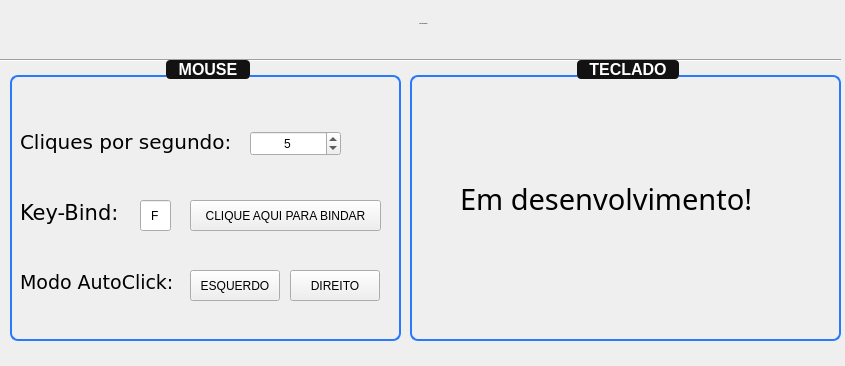
Before: the Qt Designer form ui/window.ui in mtzdev/auto-clicker, drawn with Qt 5.
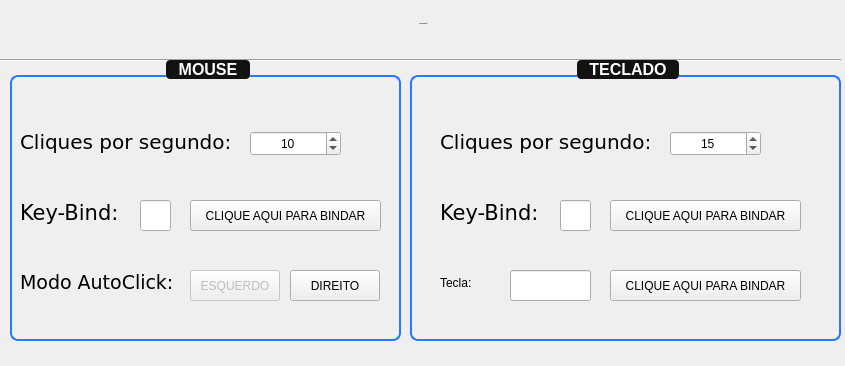
After: the same form once the commit is applied.

Commit message: +Implementado UI do groupbox "Teclado"

```diff
--- a/ui/window.ui
+++ b/ui/window.ui
@@ -228,13 +228,13 @@
       <number>1</number>
      </property>
      <property name="maximum">
-      <number>1000</number>
+      <number>100</number>
      </property>
      <property name="stepType">
       <enum>QAbstractSpinBox::StepType::DefaultStepType</enum>
      </property>
      <property name="value">
-      <number>5</number>
+      <number>10</number>
      </property>
      <property name="displayIntegerBase">
       <number>10</number>
@@ -284,7 +284,7 @@
       <string notr="true">font: 15pt &quot;Verdana&quot;;</string>
      </property>
      <property name="text">
-      <string>F</string>
+      <string/>
      </property>
      <property name="maxLength">
       <number>1</number>
@@ -300,6 +300,9 @@
      </property>
     </widget>
     <widget class="QPushButton" name="leftModeButton">
+     <property name="enabled">
+      <bool>false</bool>
+     </property>
      <property name="geometry">
       <rect>
        <x>180</x>
@@ -400,34 +403,226 @@
     <property name="alignment">
      <set>Qt::AlignmentFlag::AlignCenter</set>
     </property>
-    <widget class="QLabel" name="todo_keyboard_label">
+    <widget class="QSpinBox" name="cpsKBSpin">
      <property name="geometry">
       <rect>
-       <x>50</x>
-       <y>120</y>
-       <width>296</width>
-       <height>38</height>
+       <x>260</x>
+       <y>71</y>
+       <width>91</width>
+       <height>25</height>
       </rect>
      </property>
-     <property name="maximumSize">
-      <size>
-       <width>296</width>
-       <height>38</height>
-      </size>
+     <property name="cursor">
+      <cursorShape>ArrowCursor</cursorShape>
      </property>
+     <property name="contextMenuPolicy">
+      <enum>Qt::ContextMenuPolicy::NoContextMenu</enum>
+     </property>
+     <property name="styleSheet">
+      <string notr="true">font: 12pt &quot;Verdana&quot;;</string>
+     </property>
+     <property name="alignment">
+      <set>Qt::AlignmentFlag::AlignCenter</set>
+     </property>
+     <property name="accelerated">
+      <bool>true</bool>
+     </property>
+     <property name="minimum">
+      <number>1</number>
+     </property>
+     <property name="maximum">
+      <number>100</number>
+     </property>
+     <property name="stepType">
+      <enum>QAbstractSpinBox::StepType::DefaultStepType</enum>
+     </property>
+     <property name="value">
+      <number>15</number>
+     </property>
+     <property name="displayIntegerBase">
+      <number>10</number>
+     </property>
+    </widget>
+    <widget class="QLabel" name="cpsKBLabel">
+     <property name="geometry">
+      <rect>
+       <x>30</x>
+       <y>70</y>
+       <width>225</width>
+       <height>23</height>
+      </rect>
+     </property>
      <property name="font">
       <font>
-       <family>Segoe UI 13</family>
-       <pointsize>22</pointsize>
+       <family>Verdana</family>
+       <pointsize>15</pointsize>
        <italic>false</italic>
        <bold>false</bold>
       </font>
      </property>
      <property name="styleSheet">
-      <string notr="true">font: 22pt &quot;Segoe UI&quot; bold;</string>
+      <string notr="true">font: 15pt &quot;Verdana&quot;;</string>
      </property>
      <property name="text">
-      <string>Em desenvolvimento!</string>
+      <string>Cliques por segundo:</string>
+     </property>
+    </widget>
+    <widget class="QPushButton" name="bindKBButton">
+     <property name="geometry">
+      <rect>
+       <x>200</x>
+       <y>140</y>
+       <width>191</width>
+       <height>31</height>
+      </rect>
+     </property>
+     <property name="cursor">
+      <cursorShape>PointingHandCursor</cursorShape>
+     </property>
+     <property name="contextMenuPolicy">
+      <enum>Qt::ContextMenuPolicy::NoContextMenu</enum>
+     </property>
+     <property name="styleSheet">
+      <string notr="true">font: 10pt &quot;Verdana&quot;;</string>
+     </property>
+     <property name="text">
+      <string>CLIQUE AQUI PARA BINDAR</string>
+     </property>
+    </widget>
+    <widget class="QLabel" name="keybindKBLabel">
+     <property name="geometry">
+      <rect>
+       <x>30</x>
+       <y>140</y>
+       <width>105</width>
+       <height>25</height>
+      </rect>
+     </property>
+     <property name="font">
+      <font>
+       <family>Verdana</family>
+       <pointsize>16</pointsize>
+       <italic>false</italic>
+       <bold>false</bold>
+      </font>
+     </property>
+     <property name="styleSheet">
+      <string notr="true">font: 16pt &quot;Verdana&quot;;</string>
+     </property>
+     <property name="text">
+      <string>Key-Bind:</string>
+     </property>
+    </widget>
+    <widget class="QLineEdit" name="bindKBLineEdit">
+     <property name="geometry">
+      <rect>
+       <x>150</x>
+       <y>140</y>
+       <width>31</width>
+       <height>31</height>
+      </rect>
+     </property>
+     <property name="cursor">
+      <cursorShape>ArrowCursor</cursorShape>
+     </property>
+     <property name="contextMenuPolicy">
+      <enum>Qt::ContextMenuPolicy::NoContextMenu</enum>
+     </property>
+     <property name="acceptDrops">
+      <bool>false</bool>
+     </property>
+     <property name="styleSheet">
+      <string notr="true">font: 15pt &quot;Verdana&quot;;</string>
+     </property>
+     <property name="text">
+      <string/>
+     </property>
+     <property name="maxLength">
+      <number>1</number>
+     </property>
+     <property name="frame">
+      <bool>true</bool>
+     </property>
+     <property name="alignment">
+      <set>Qt::AlignmentFlag::AlignCenter</set>
+     </property>
+     <property name="readOnly">
+      <bool>true</bool>
+     </property>
+    </widget>
+    <widget class="QLabel" name="modeKBLabel">
+     <property name="geometry">
+      <rect>
+       <x>30</x>
+       <y>210</y>
+       <width>64</width>
+       <height>25</height>
+      </rect>
+     </property>
+     <property name="styleSheet">
+      <string notr="true">font: 16pt &quot;Verdana&quot;;</string>
+     </property>
+     <property name="text">
+      <string>Tecla:</string>
+     </property>
+    </widget>
+    <widget class="QPushButton" name="clickBindButton">
+     <property name="geometry">
+      <rect>
+       <x>200</x>
+       <y>210</y>
+       <width>191</width>
+       <height>31</height>
+      </rect>
+     </property>
+     <property name="cursor">
+      <cursorShape>PointingHandCursor</cursorShape>
+     </property>
+     <property name="contextMenuPolicy">
+      <enum>Qt::ContextMenuPolicy::NoContextMenu</enum>
+     </property>
+     <property name="styleSheet">
+      <string notr="true">font: 10pt &quot;Verdana&quot;;</string>
+     </property>
+     <property name="text">
+      <string>CLIQUE AQUI PARA BINDAR</string>
+     </property>
+    </widget>
+    <widget class="QLineEdit" name="clickBindKB">
+     <property name="geometry">
+      <rect>
+       <x>100</x>
+       <y>210</y>
+       <width>81</width>
+       <height>31</height>
+      </rect>
+     </property>
+     <property name="cursor">
+      <cursorShape>ArrowCursor</cursorShape>
+     </property>
+     <property name="contextMenuPolicy">
+      <enum>Qt::ContextMenuPolicy::NoContextMenu</enum>
+     </property>
+     <property name="acceptDrops">
+      <bool>false</bool>
+     </property>
+     <property name="styleSheet">
+      <string notr="true">font: 12pt &quot;Verdana&quot;;</string>
+     </property>
+     <property name="text">
+      <string/>
+     </property>
+     <property name="maxLength">
+      <number>20</number>
+     </property>
+     <property name="frame">
+      <bool>true</bool>
+     </property>
+     <property name="alignment">
+      <set>Qt::AlignmentFlag::AlignCenter</set>
+     </property>
+     <property name="readOnly">
+      <bool>true</bool>
      </property>
     </widget>
    </widget>
```
Left out of the diff: 11 changed lines with no effect on the pictures. The commit also changes 1 other file.
